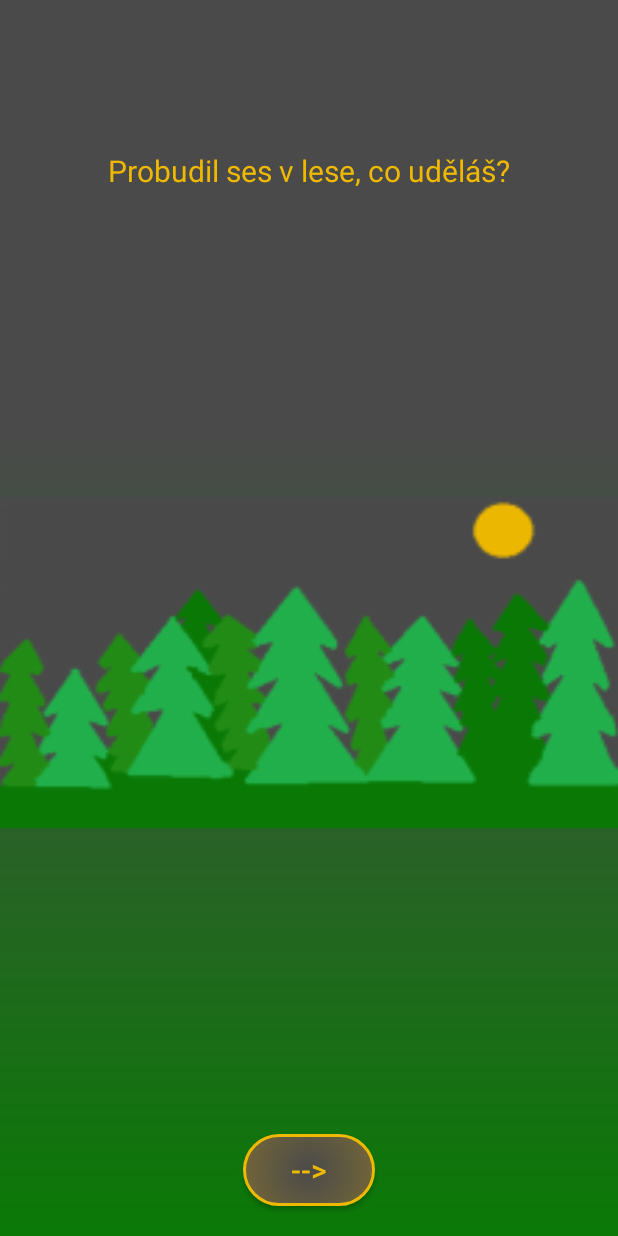
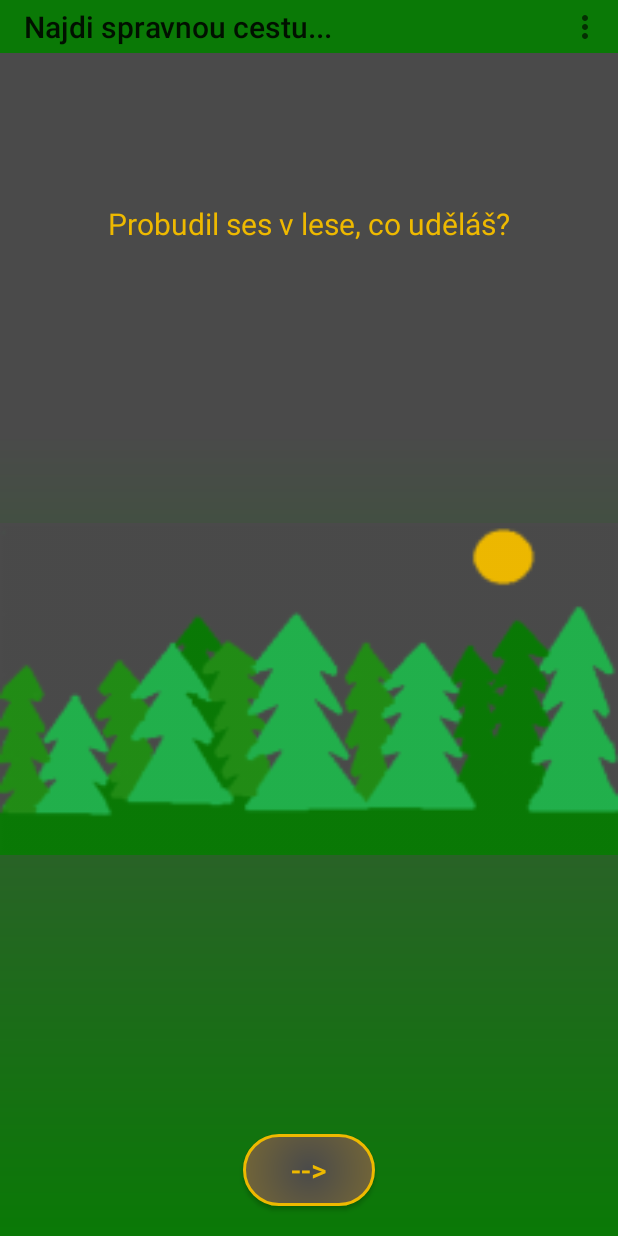
Before and after one commit to LucieTesarova/GameElf, an Android app: the DisplayResponse screen opened directly, with no data from a screen before it, after a tap on "-->", on a phone screen of 412 x 824 dp. Run offline under Robolectric (Android 15) with nearby library versions, the phone set to English and light mode, and no system bars.

```diff
--- a/app/src/main/AndroidManifest.xml
+++ b/app/src/main/AndroidManifest.xml
@@ -6,7 +6,7 @@
     <application
         android:allowBackup="true"
         android:label="@string/app_name"
-        android:theme="@style/AppTheme">
+        android:theme="@style/Theme.AppCompat.Light.NoActionBar">
         <activity android:name=".MainActivity">
             <intent-filter>
                 <action android:name="android.intent.action.MAIN" />
@@ -20,6 +20,4 @@
 
     </application>
 
-
-
 </manifest>
--- a/app/src/main/java/com/example/lucie/mygame1/DisplayResponse.java
+++ b/app/src/main/java/com/example/lucie/mygame1/DisplayResponse.java
@@ -3,12 +3,18 @@ package com.example.lucie.mygame1;
 import android.app.Activity;
 import android.content.Intent;
 import android.os.Bundle;
+import android.support.v7.app.AppCompatActivity;
+import android.support.v7.widget.Toolbar;
 import android.view.KeyEvent;
+import android.view.Menu;
+import android.view.MenuInflater;
+import android.view.MenuItem;
 import android.view.View;
 import android.widget.Button;
 import android.widget.TextView;
+import android.widget.Toast;
 
-public class DisplayResponse extends Activity {
+public class DisplayResponse extends AppCompatActivity {
 
     private TextView textView;
     private Button button;
@@ -18,6 +24,9 @@ public class DisplayResponse extends Activity {
     protected void onCreate(Bundle savedInstanceState) {
         super.onCreate(savedInstanceState);
         setContentView(R.layout.display_response);
+        Toolbar myToolbar = findViewById(R.id.appbar);
+        setSupportActionBar(myToolbar);
+
         textView = findViewById(R.id.response);
         button = findViewById(R.id.buttonPotvrdit);
         button.setOnClickListener(new View.OnClickListener() {
@@ -56,4 +65,25 @@ public class DisplayResponse extends Activity {
         }
         return true;
     }
+
+    @Override
+    public boolean onCreateOptionsMenu(Menu menu) {
+        MenuInflater inflater = getMenuInflater();
+        inflater.inflate(R.menu.menu, menu);
+        return super.onCreateOptionsMenu(menu);
+    }
+
+    @Override
+    public boolean onOptionsItemSelected(MenuItem item) {
+        switch (item.getItemId()){
+            case R.id.action_settings:
+                Toast.makeText(this,"setting", Toast.LENGTH_LONG).show();
+                break;
+            case R.id.action_endgame:
+                System.exit(1);
+                break;
+            default:
+        }
+        return super.onOptionsItemSelected(item);
+    }
 }
--- a/app/src/main/java/com/example/lucie/mygame1/GameQuestion.java
+++ b/app/src/main/java/com/example/lucie/mygame1/GameQuestion.java
@@ -3,7 +3,12 @@ package com.example.lucie.mygame1;
 import android.app.Activity;
 import android.content.Intent;
 import android.os.Bundle;
+import android.support.v7.app.AppCompatActivity;
+import android.support.v7.widget.Toolbar;
 import android.view.KeyEvent;
+import android.view.Menu;
+import android.view.MenuInflater;
+import android.view.MenuItem;
 import android.view.View;
 import android.widget.Button;
 import android.widget.TextView;
@@ -13,7 +18,7 @@ import android.widget.Toast;
  Trida GameQuestion
  Slouzi k zobrazeni otazky
  */
-public class GameQuestion extends Activity {
+public class GameQuestion extends AppCompatActivity {
 
     private TextView otazka;
     private Button pokracuj;
@@ -26,6 +31,8 @@ public class GameQuestion extends Activity {
     protected void onCreate(Bundle savedInstanceState) {
         super.onCreate(savedInstanceState);
         setContentView(R.layout.gamequestion);
+        Toolbar myToolbar = (Toolbar) findViewById(R.id.appbar);
+        setSupportActionBar(myToolbar);
 
         otazka = findViewById(R.id.otazka);
         pokracuj = findViewById(R.id.buttonPokracuj);
@@ -83,4 +90,25 @@ public class GameQuestion extends Activity {
         }
         return true;
     }
+
+    @Override
+    public boolean onCreateOptionsMenu(Menu menu) {
+        MenuInflater inflater = getMenuInflater();
+        inflater.inflate(R.menu.menu, menu);
+        return super.onCreateOptionsMenu(menu);
+    }
+
+    @Override
+    public boolean onOptionsItemSelected(MenuItem item) {
+        switch (item.getItemId()){
+            case R.id.action_settings:
+                Toast.makeText(this,"setting", Toast.LENGTH_LONG).show();
+                break;
+            case R.id.action_endgame:
+                System.exit(1);
+                break;
+            default:
+        }
+        return super.onOptionsItemSelected(item);
+    }
 }
--- /dev/null
+++ b/app/src/main/res/layout/app_bar.xml
@@ -0,0 +1,9 @@
+<?xml version="1.0" encoding="utf-8"?>
+<android.support.v7.widget.Toolbar xmlns:android="http://schemas.android.com/apk/res/android"
+    android:layout_width="match_parent"
+    android:layout_height="35dp"
+    xmlns:app="http://schemas.android.com/apk/res-auto"
+    app:theme="@style/CustomToolbarStyle"
+    app:popupTheme="@style/CustomPopupStyle">
+
+</android.support.v7.widget.Toolbar>
--- a/app/src/main/res/layout/display_response.xml
+++ b/app/src/main/res/layout/display_response.xml
@@ -4,6 +4,11 @@
     android:layout_height="match_parent"
     android:background="@drawable/background"
     android:orientation="vertical">
+
+    <include
+        layout="@layout/app_bar"
+        android:id="@+id/appbar">
+    </include>
 
     <TextView
         android:id="@+id/response"
--- a/app/src/main/res/layout/gamequestion.xml
+++ b/app/src/main/res/layout/gamequestion.xml
@@ -1,11 +1,14 @@
 <?xml version="1.0" encoding="utf-8"?>
 <LinearLayout xmlns:android="http://schemas.android.com/apk/res/android"
-    xmlns:app="http://schemas.android.com/apk/res-auto"
-    xmlns:tools="http://schemas.android.com/tools"
     android:layout_width="match_parent"
     android:layout_height="match_parent"
     android:background="@drawable/background"
     android:orientation="vertical">
+
+    <include
+        layout="@layout/app_bar"
+        android:id="@+id/appbar">
+    </include>
 
     <TextView
         android:id="@+id/otazka"
--- a/app/src/main/res/layout/gameresponse.xml
+++ b/app/src/main/res/layout/gameresponse.xml
@@ -4,6 +4,11 @@
     android:layout_height="match_parent"
     android:background="@drawable/background"
     android:orientation="vertical">
+
+    <include
+        layout="@layout/app_bar"
+        android:id="@+id/appbar">
+    </include>
 
     <RadioGroup
         android:id="@+id/radiogroup"
--- /dev/null
+++ b/app/src/main/res/menu/menu.xml
@@ -0,0 +1,18 @@
+<?xml version="1.0" encoding="utf-8"?>
+<menu xmlns:android="http://schemas.android.com/apk/res/android"
+    xmlns:app="http://schemas.android.com/apk/res-auto">
+
+  <item
+      android:id="@+id/action_settings"
+      android:title="@string/settings_name"
+      app:showAsAction="never">
+  </item>
+
+  <item
+      android:id="@+id/action_endgame"
+      android:title="@string/endgame_name"
+      app:showAsAction="never">
+  </item>
+
+
+</menu>
--- a/app/src/main/res/values/strings.xml
+++ b/app/src/main/res/values/strings.xml
@@ -1,5 +1,5 @@
 <resources>
-    <string name="app_name">MyGame1</string>
+    <string name="app_name">Najdi spravnou cestu...</string>
     <string name="vitejvehre">Vitej ve hre !</string>
     <string name="buttonhra">Zacit hrat</string>
     <string name="buttonkonec">Konec</string>
@@ -9,5 +9,7 @@
     <string name="ano">Ano</string>
     <string name="buttonpotvrdit">-></string>
     <string name="buttonnastaveni">Nastaveni</string>
+    <string name="settings_name">Nastaveni</string>
+    <string name="endgame_name">Konec hry</string>
 
 </resources>
--- a/app/src/main/res/values/styles.xml
+++ b/app/src/main/res/values/styles.xml
@@ -1,11 +1,18 @@
 <resources>
 
     <!-- Base application theme. -->
-    <style name="AppTheme" parent="Theme.AppCompat.Light.DarkActionBar">
-        <!-- Customize your theme here. -->
-        <item name="colorPrimary">@color/colorPrimary</item>
-        <item name="colorPrimaryDark">@color/colorPrimaryDark</item>
-        <item name="colorAccent">@color/colorAccent</item>
+    <style name="AppTheme" parent="Theme.AppCompat.Light.DarkActionBar"></style>
+
+    <!-- Customize your theme here. -->
+    <style name="CustomToolbarStyle" parent="Theme.AppCompat.Light.NoActionBar">
+        <item name="android:background">@color/colorgreen</item>
+    </style>
+
+    <!-- Menu item theme. -->
+    <style name="CustomPopupStyle" parent="Theme.AppCompat.Light.NoActionBar">
+        <item name="android:background">@color/coloryellow</item>
+        <item name="overlapAnchor">false</item>
+        <item name="android:dropDownVerticalOffset">-10dp</item>
     </style>
 
 </resources>
```
Also changed, not shown: app/src/main/java/com/example/lucie/mygame1/GameResponse.java (+22 -0 lines), app/src/main/java/com/example/lucie/mygame1/MainActivity.java (+2 -7 lines).
